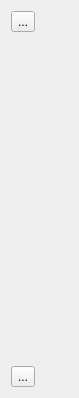
Old version of the form menu.ui in the repository Teh-C/sennor.io.
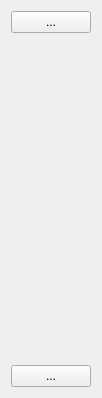
New version of the form.

```diff
--- a/menu.ui
+++ b/menu.ui
@@ -15,7 +15,7 @@
   </property>
   <layout class="QVBoxLayout" name="verticalLayout_2">
    <item>
-    <widget class="QToolButton" name="btnUp">
+    <widget class="QPushButton" name="btnUp">
      <property name="text">
       <string>...</string>
      </property>
@@ -27,7 +27,7 @@
     </widget>
    </item>
    <item>
-    <widget class="QToolButton" name="btnDown">
+    <widget class="QPushButton" name="btnDown">
      <property name="text">
       <string>...</string>
      </property>
```
